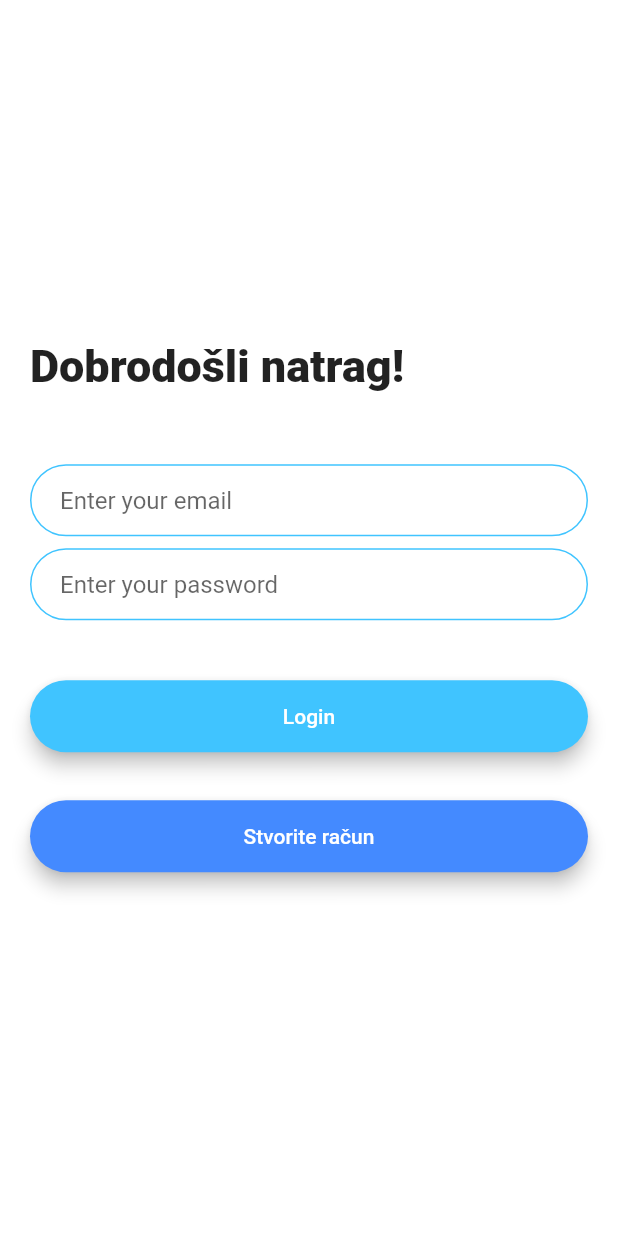
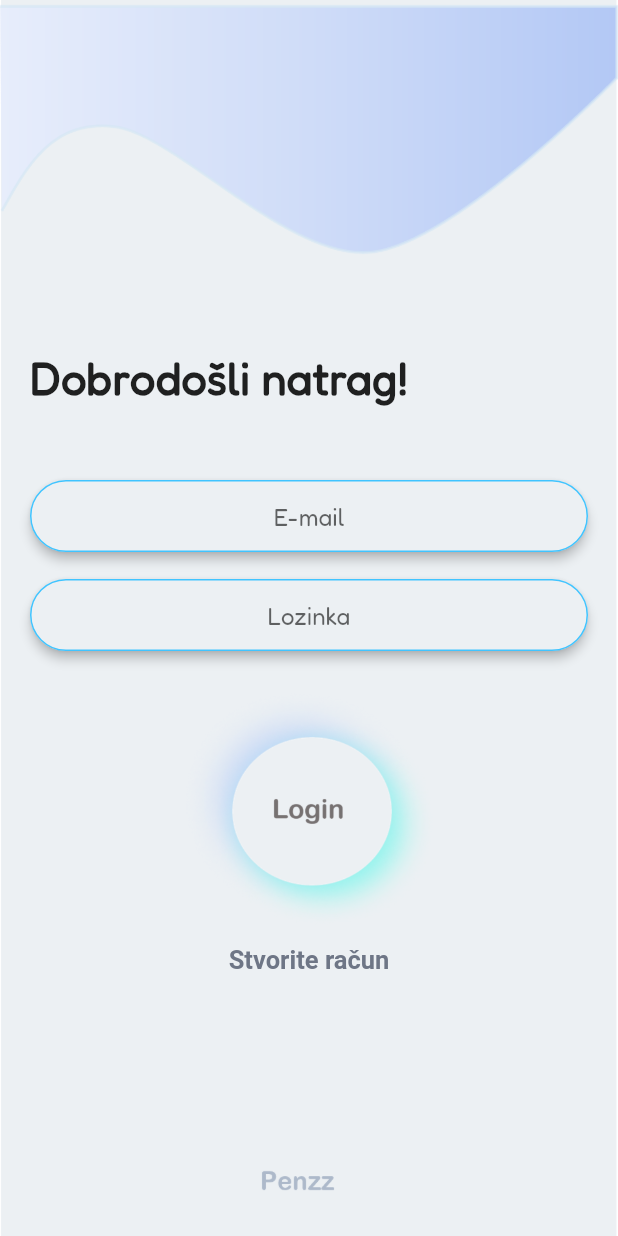
Before and after one commit to rangoiv/Penzz, a Flutter app: the screen it shows after launch, on a phone screen of 412 x 824 dp. Run offline on Flutter 3.47's test engine with Material 2 defaults, Android fonts, the phone set to English and light mode, and no system bars; our stand-ins replace camera, firebase_auth, firebase_core, pdf, sqflite; missing offline and left inert: photofilters; accounts and stored records are empty; Roboto replaces fonts that are missing (NotoSans-Bold).

Commit message:
evo mene

```diff
--- a/lib/main.dart
+++ b/lib/main.dart
@@ -11,6 +11,7 @@
 
 import 'package:firebase_auth/firebase_auth.dart';
 import 'package:firebase_core/firebase_core.dart';
+import 'penzzTheme.dart';
 
 void main() async {
   WidgetsFlutterBinding.ensureInitialized();
@@ -20,14 +21,15 @@
 
   // other Firebase service initialization
 
-  runApp(FlashChat());
+  runApp(Penzz());
 }
 
-class FlashChat extends StatelessWidget {
+class Penzz extends StatelessWidget {
   @override
   Widget build(BuildContext context) {
     return MaterialApp(
-
+      theme: CustomTheme.penzzTheme,
+        home: WelcomeScreen(),
         initialRoute: WelcomeScreen.id,
         routes: {
           WelcomeScreen.id: (context) => WelcomeScreen(),
--- a/lib/pages/after_login_screen.dart
+++ b/lib/pages/after_login_screen.dart
@@ -14,6 +14,7 @@ class AfterLoginScreen extends StatefulWidget {
 class _AfterLoginScreenState extends State<AfterLoginScreen> {
   final _auth = FirebaseAuth.instance;
   late User loggedInUser;
+  String marko = 'Odaberi radnju...';
 
   @override
   void initState() {
@@ -32,6 +33,12 @@ class _AfterLoginScreenState extends State<AfterLoginScreen> {
       if (user != null) {
         loggedInUser = user;
         print(loggedInUser.email);
+        marko = loggedInUser.email!;
+        setState(() {
+
+        });
+
+
       }
     }
     catch (e) {
@@ -50,11 +57,11 @@ class _AfterLoginScreenState extends State<AfterLoginScreen> {
           crossAxisAlignment: CrossAxisAlignment.stretch,
           children: <Widget>[
             Row(
-              children: const <Widget>[
+              children:  <Widget>[
                 Text(
-                  'Odaberi radnju:',
+                  marko,
                   style: TextStyle(
-                    fontSize: 30.0,
+                    fontSize: 10.0,
                     fontWeight: FontWeight.w900,
                   ),
                 ),
--- a/lib/pages/scan_document_screen.dart
+++ b/lib/pages/scan_document_screen.dart
@@ -42,6 +42,7 @@ class ScanDocumentScreenState extends State<ScanDocumentScreen> {
       ResolutionPreset.medium,
     );
     await _controller.initialize();
+    await Future.delayed(const Duration(milliseconds: 2500), () {});
   }
 
   @override
@@ -63,7 +64,11 @@ class ScanDocumentScreenState extends State<ScanDocumentScreen> {
         builder: (context, snapshot) {
           if (snapshot.connectionState == ConnectionState.done) {
             // If the Future is complete, display the preview.
-            return CameraPreview(_controller);
+            return Column(
+              mainAxisAlignment: MainAxisAlignment.spaceEvenly,
+                children: [
+              CameraPreview(_controller),
+            ]);
           } else {
             // Otherwise, display a loading indicator.
             return const Center(child: CircularProgressIndicator());
--- a/lib/pages/welcome_screen.dart
+++ b/lib/pages/welcome_screen.dart
@@ -1,4 +1,7 @@
+import 'package:flutter/cupertino.dart';
 import 'package:flutter/material.dart';
+import 'package:flutter/rendering.dart';
+import 'package:flutter/widgets.dart';
 import 'package:penzz/constants.dart';
 import 'package:penzz/pages/after_login_screen.dart';
 import 'package:penzz/pages/registration_screen.dart';
@@ -19,58 +22,72 @@ class _WelcomeScreenState extends State<WelcomeScreen> {
 
   @override
   Widget build(BuildContext context) {
-    return Scaffold(
-      backgroundColor: Colors.white,
+    return Container(
+      decoration: BoxDecoration(
+        image: DecorationImage(
+          image: AssetImage('images/background.png'),fit: BoxFit.fill,
+        ),),
+      child: Scaffold(
+        resizeToAvoidBottomInset: false,
+        backgroundColor: Colors.transparent,
         body: Padding(
           padding: EdgeInsets.symmetric(horizontal: 20.0),
           child: Column(
             mainAxisAlignment: MainAxisAlignment.center,
             crossAxisAlignment: CrossAxisAlignment.stretch,
             children: <Widget>[
+              SizedBox(height: 60,),
               Row(
                 children: <Widget>[
-
                   Text(
                     'Dobrodošli natrag!',
                     style: TextStyle(
                       fontSize: 30.0,
-                    fontWeight: FontWeight.w900,
+                      fontWeight: FontWeight.w800,
                     ),
                   ),
                 ],
               ),
-
               SizedBox(
-              height: 48.0,
+                height: 50.0,
               ),
-            TextField(
+              Material(
+                color: Color(0XFFECF0F3),
+                borderRadius: BorderRadius.all(Radius.circular(30.0)),
+                elevation: 3,
+                child: TextField(
                     keyboardType: TextInputType.emailAddress,
                   onChanged: (value) {
                     email = value;
                   },
-              decoration: kTextFieldDecoration.copyWith(hintText: 'Enter your email')
+                  decoration: kTextFieldDecoration.copyWith(hintText: 'E-mail'),
+                  textAlign: TextAlign.center,
+                ),
               ),
               SizedBox(
-              height: 8.0,
+                height: 18.0,
               ),
-            TextField(
+              Material(
+                color: Color(0XFFECF0F3),
+                borderRadius: BorderRadius.all(Radius.circular(30.0)),
+                elevation: 3,
+                child: TextField(
+
                   obscureText: true,
                   onChanged: (value) {
                     password = value;
                   },
-              decoration: kTextFieldDecoration.copyWith(hintText: 'Enter your password')
+                  decoration: kTextFieldDecoration.copyWith(hintText: 'Lozinka'),
+                  textAlign: TextAlign.center,
+                ),
               ),
               SizedBox(
                 height: 24.0,
               ),
               Padding(
-        padding: EdgeInsets.symmetric(vertical: 16.0),
-        child: Material(
-          color: Colors.lightBlueAccent,
-          borderRadius: BorderRadius.all(Radius.circular(30.0)),
-          elevation: 5.0,
-          child: MaterialButton(
-            onPressed: () async {
+                padding: EdgeInsets.symmetric(vertical: 1.0),
+                child: GestureDetector(
+                  onTap: () async {
                     try {
                       final user = await _auth.signInWithEmailAndPassword(
                           email: email, password: password);
@@ -78,40 +95,34 @@ class _WelcomeScreenState extends State<WelcomeScreen> {
                         Navigator.pushNamed(context, AfterLoginScreen.id);
                       }
                     }
-              catch(e){
+                    catch (e) {
                       print(e);
                     }
-
-            },
-            minWidth: 200.0,
-            height: 42.0,
-            child: Text(
-              'Login',
-              style: TextStyle(
-                color: Colors.white,
+                  }, // Image tapped
+                  child: Image.asset(
+                    'images/loginBtn.png',
+                    width: 160.0,
+                    height: 160.0,
                   ),
                 ),
               ),
-        ),
-      ),
-      Padding(
-        padding: EdgeInsets.symmetric(vertical: 16.0),
-        child: Material(
-          color: Colors.blueAccent,
-          borderRadius: BorderRadius.all(Radius.circular(30.0)),
-          elevation: 5.0,
-          child: MaterialButton(
-            onPressed: () {
+              SizedBox(height: 10,),
+              Material(
+
+                color: Color(0XFFECF0F3),
+                child: GestureDetector(
+                  onTap: () {
                     Navigator.pushNamed(context, RegistrationScreen.id);
 
                   },
-
-            minWidth: 200.0,
-            height: 42.0,
+                  child: Center(
                     child: Text(
                       'Stvorite račun',
                       style: TextStyle(
-                color: Colors.white,
+                        color: Color(0XFF6E7686),
+                        fontWeight: FontWeight.bold,
+                        fontFamily: 'NotoSans-Bold',
+                        fontSize: 17
                       ),
                     ),
                   ),
@@ -120,6 +131,7 @@ class _WelcomeScreenState extends State<WelcomeScreen> {
             ],
           ),
         ),
+      ),
     );
   }
 }
--- /dev/null
+++ b/lib/penzzTheme.dart
@@ -0,0 +1,15 @@
+import 'package:flutter/material.dart';
+
+
+class CustomTheme {
+  static ThemeData get penzzTheme {
+    return ThemeData(
+        scaffoldBackgroundColor: const Color(0XFFECF0F3),
+        fontFamily: 'Fredoka',
+        buttonTheme: ButtonThemeData(
+          shape: RoundedRectangleBorder(borderRadius: BorderRadius.circular(18.0)),
+          buttonColor: Colors.lightBlue,
+        )
+    );
+  }
+}
```
Also changed, not shown: pubspec.yaml (+12 -40 lines), fonts/Fredoka-Regular.ttf (added), fonts/NotoSans-Bold.ttf (added), fonts/NotoSans-Regular.ttf (added), images/backEle.png (added), images/background.png (added), images/colorBtn.png (added), images/loginBtn.png (added). Lines whose indentation alone changed are shown as unchanged.
